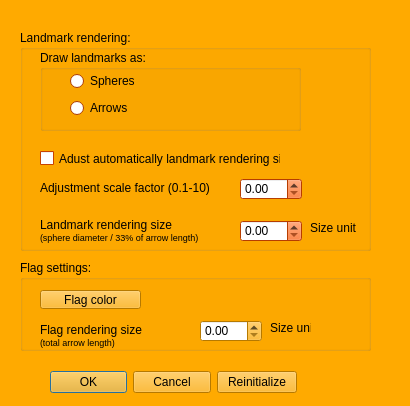
Before: the Qt Designer form MorphoDig/Qt/mqLandmarkDialog.ui in morphomuseum/MorphoDig, drawn with Qt 5.
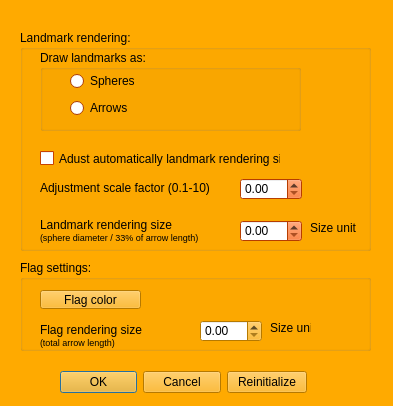
After: the same form once the commit is applied. Custom widgets are drawn as their Qt base class.

Patch:
```diff
--- a/MorphoDig/Qt/mqLandmarkDialog.ui
+++ b/MorphoDig/Qt/mqLandmarkDialog.ui
@@ -6,7 +6,7 @@
    <rect>
     <x>0</x>
     <y>0</y>
-    <width>410</width>
+    <width>393</width>
     <height>406</height>
    </rect>
   </property>
@@ -431,7 +431,7 @@
   <widget class="QWidget" name="layoutWidget">
    <property name="geometry">
     <rect>
-     <x>50</x>
+     <x>60</x>
      <y>370</y>
      <width>247</width>
      <height>25</height>
```
